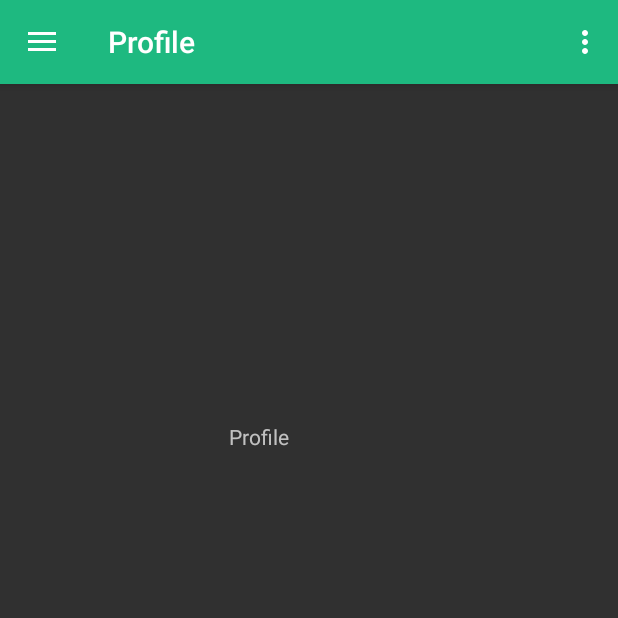
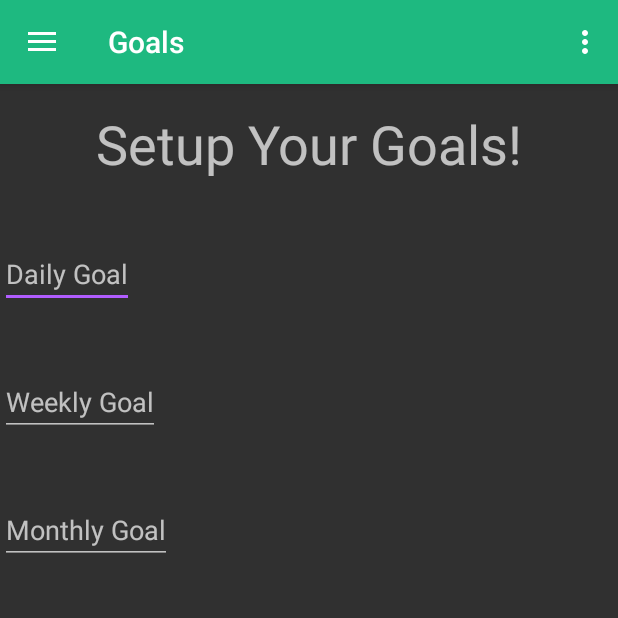
Before and after one commit to sepandms/Mahsa, an Android app: the screen it shows after launch (MainActivity), in the side drawer, after a tap on "Goals Setup", on a phone screen of 412 x 824 dp, the top half of it. Run offline under Robolectric (Android 15) with nearby library versions, the phone set to English and light mode, and no system bars; our stand-ins replace navigation-ui; libraries missing offline, so code that uses them is left out: com.anychart, com.anychart.chart, com.anychart.charts, com.anychart.core, com.anychart.editor and 1 more; 5 statements that could not run were skipped.

Commit message:
store goals in database

```diff
--- a/app/src/main/java/com/example/stepapp/MainActivity.java
+++ b/app/src/main/java/com/example/stepapp/MainActivity.java
@@ -53,7 +53,7 @@ public class MainActivity extends AppCompatActivity {
         // Passing each menu ID as a set of Ids because each
         // menu should be considered as top level destinations.
         mAppBarConfiguration = new AppBarConfiguration.Builder(
-                R.id.nav_home, R.id.nav_historical, R.id.nav_profile)
+                R.id.nav_home, R.id.nav_historical, R.id.nav_goals)
                 .setDrawerLayout(drawer)
                 .build();
         NavController navController = Navigation.findNavController(this, R.id.nav_host_fragment);
@@ -103,7 +103,7 @@ public class MainActivity extends AppCompatActivity {
             case R.id.nav_goals:
                 fragmentClass = GoalsFragment.class;
                 if (getSupportActionBar() != null) {
-                    getSupportActionBar().setTitle("Profile");
+                    getSupportActionBar().setTitle("Goals");
                 }
                 break;
             default:
--- a/app/src/main/java/com/example/stepapp/StepAppOpenHelper.java
+++ b/app/src/main/java/com/example/stepapp/StepAppOpenHelper.java
@@ -95,6 +95,7 @@ public class StepAppOpenHelper extends SQLiteOpenHelper {
         cursor.moveToFirst();
         return cursor.getInt(0);
     }
+
 
     /**
      * Utility function to fetch the monthly goal
--- a/app/src/main/java/com/example/stepapp/ui/profile/GoalsFragment.java
+++ b/app/src/main/java/com/example/stepapp/ui/profile/GoalsFragment.java
@@ -1,15 +1,32 @@
 package com.example.stepapp.ui.profile;
 
+import android.content.ContentValues;
+import android.database.sqlite.SQLiteDatabase;
 import android.os.Bundle;
+import android.view.KeyEvent;
 import android.view.LayoutInflater;
 import android.view.View;
 import android.view.ViewGroup;
+import android.view.inputmethod.EditorInfo;
+import android.widget.EditText;
+import android.widget.TextView;
+
 import androidx.annotation.NonNull;
 import androidx.fragment.app.Fragment;
 
+import com.anychart.editor.Step;
 import com.example.stepapp.R;
+import com.example.stepapp.StepAppOpenHelper;
 
 public class GoalsFragment extends Fragment {
+
+    EditText dailyGoalInput;
+    EditText weeklyGoalInput;
+    EditText monthlyGoalInput;
+
+    static int dailyStepsGoal;
+    static int weeklyStepsGoal;
+    static int monthlyStepsGoal;
 
     public View onCreateView(@NonNull LayoutInflater inflater,
                              ViewGroup container, Bundle savedInstanceState) {
@@ -19,6 +36,75 @@ public class GoalsFragment extends Fragment {
         }
         View root = inflater.inflate(R.layout.fragment_goals, container, false);
 
+        StepAppOpenHelper databaseOpenHelper = new StepAppOpenHelper(this.getContext());
+        SQLiteDatabase database = databaseOpenHelper.getWritableDatabase();
+
+        dailyStepsGoal = StepAppOpenHelper.getDailyGoal(getContext());
+        weeklyStepsGoal = StepAppOpenHelper.getWeeklyGoal(getContext());
+        monthlyStepsGoal = StepAppOpenHelper.getMonthlyGoal(getContext());
+
+        dailyGoalInput = (EditText) root.findViewById(R.id.dailyGoalInput);
+        //dailyGoalInput.setHint(dailyStepsGoal);
+        dailyGoalInput.setOnEditorActionListener(new TextView.OnEditorActionListener() {
+            @Override
+            public boolean onEditorAction(TextView v, int actionId, KeyEvent event) {
+                boolean handled = false;
+                if (actionId == EditorInfo.IME_ACTION_SEND) {
+                    handled = true;
+                    Integer enteredGoal = Integer.valueOf(dailyGoalInput.getText().toString());
+                    System.out.println(enteredGoal);
+
+                    ContentValues contentValues = new ContentValues();
+                    contentValues.put(StepAppOpenHelper.DAILY_GOAL_KEY, enteredGoal);
+                    database.update(StepAppOpenHelper.GOALS_TABLE_NAME, contentValues, StepAppOpenHelper.GOALS_KEY_ID + " = " + 1, null);
+
+                }
+                return handled;
+            }
+        });
+
+        weeklyGoalInput = (EditText) root.findViewById(R.id.weeklyGoalInput);
+        //weeklyGoalInput.setHint(weeklyStepsGoal);
+        weeklyGoalInput.setOnEditorActionListener(new TextView.OnEditorActionListener() {
+            @Override
+            public boolean onEditorAction(TextView v, int actionId, KeyEvent event) {
+                boolean handled = false;
+                if (actionId == EditorInfo.IME_ACTION_SEND) {
+                    handled = true;
+                    Integer enteredGoal = Integer.valueOf(weeklyGoalInput.getText().toString());
+                    System.out.println(enteredGoal);
+
+                    ContentValues contentValues = new ContentValues();
+                    contentValues.put(StepAppOpenHelper.WEEKLY_GOAL_KEY, enteredGoal);
+                    database.update(StepAppOpenHelper.GOALS_TABLE_NAME, contentValues, StepAppOpenHelper.GOALS_KEY_ID + " = " + 1, null);
+
+                }
+                return handled;
+            }
+        });
+
+        monthlyGoalInput = (EditText) root.findViewById(R.id.monthlyGoalInput);
+        //monthlyGoalInput.setHint(monthlyStepsGoal);
+        monthlyGoalInput.setOnEditorActionListener(new TextView.OnEditorActionListener() {
+            @Override
+            public boolean onEditorAction(TextView v, int actionId, KeyEvent event) {
+                boolean handled = false;
+                if (actionId == EditorInfo.IME_ACTION_SEND) {
+                    handled = true;
+                    Integer enteredGoal = Integer.valueOf(monthlyGoalInput.getText().toString());
+                    System.out.println(enteredGoal);
+
+                    ContentValues contentValues = new ContentValues();
+                    contentValues.put(StepAppOpenHelper.MONTHLY_GOAL_KEY, enteredGoal);
+                    database.update(StepAppOpenHelper.GOALS_TABLE_NAME, contentValues, StepAppOpenHelper.GOALS_KEY_ID + " = " + 1, null);
+
+                }
+                return handled;
+            }
+        });
+
+
+
         return root;
     }
 }
--- a/app/src/main/res/layout/fragment_goals.xml
+++ b/app/src/main/res/layout/fragment_goals.xml
@@ -6,14 +6,50 @@
     android:layout_width="match_parent"
     android:layout_height="match_parent">
 
-    <TextView
-        android:id="@+id/textView2"
-        android:layout_width="107dp"
-        android:layout_height="318dp"
-        android:text="Profile"
-        app:layout_constraintBottom_toBottomOf="parent"
-        app:layout_constraintEnd_toEndOf="parent"
-        app:layout_constraintStart_toStartOf="parent"
-        app:layout_constraintTop_toTopOf="parent" />
+    <LinearLayout
+        android:layout_width="match_parent"
+        android:layout_height="match_parent"
+        android:orientation="vertical">
+
+        <TextView
+            android:id="@+id/setGoalTextView"
+            android:layout_width="match_parent"
+            android:layout_height="wrap_content"
+            android:layout_marginTop="15dp"
+            android:text="Setup Your Goals!"
+            android:textSize="36dp"
+            android:textAlignment="center"/>
+
+        <EditText
+            android:id="@+id/dailyGoalInput"
+            android:layout_width="wrap_content"
+            android:layout_height="wrap_content"
+            android:layout_marginTop="40dp"
+            android:hint="@string/day_goal"
+            android:inputType="number"
+            android:imeOptions="actionSend"></EditText>
+
+        <EditText
+            android:id="@+id/weeklyGoalInput"
+            android:layout_width="wrap_content"
+            android:layout_height="wrap_content"
+            android:layout_marginTop="40dp"
+            android:hint="@string/weekly_goal"
+            android:inputType="number"
+            android:imeOptions="actionSend"></EditText>
+
+        <EditText
+            android:id="@+id/monthlyGoalInput"
+            android:layout_width="wrap_content"
+            android:layout_height="wrap_content"
+            android:layout_marginTop="40dp"
+            android:hint="@string/monthly_goal"
+            android:inputType="number"
+            android:imeOptions="actionSend"></EditText>
+
+
+    </LinearLayout>
+
+
 
 </androidx.constraintlayout.widget.ConstraintLayout>
--- a/app/src/main/res/navigation/mobile_navigation.xml
+++ b/app/src/main/res/navigation/mobile_navigation.xml
@@ -43,8 +43,8 @@
 
 
     <fragment
-        android:id="@+id/nav_profile"
-        android:name="com.example.stepapp.ui.profile.ProfileFragment"
-        android:label="@string/menu_profile"
+        android:id="@+id/nav_goals"
+        android:name="com.example.stepapp.ui.profile.GoalsFragment"
+        android:label="@string/menu_goal"
         tools:layout="@layout/fragment_goals" />
 </navigation>
--- a/app/src/main/res/values/strings.xml
+++ b/app/src/main/res/values/strings.xml
@@ -14,7 +14,7 @@
     <string name="menu_profile">Profile</string>
     <string name="menu_goal">Goals Setup</string>
     <string name="goal">Goal: %1$d</string>
-    <string name="day_goal">Dayly Goal</string>
+    <string name="day_goal">Daily Goal</string>
     <string name="weekly_goal">Weekly Goal</string>
     <string name="monthly_goal">Monthly Goal</string>
     <string name="daily_title">Daily Summary</string>
```
